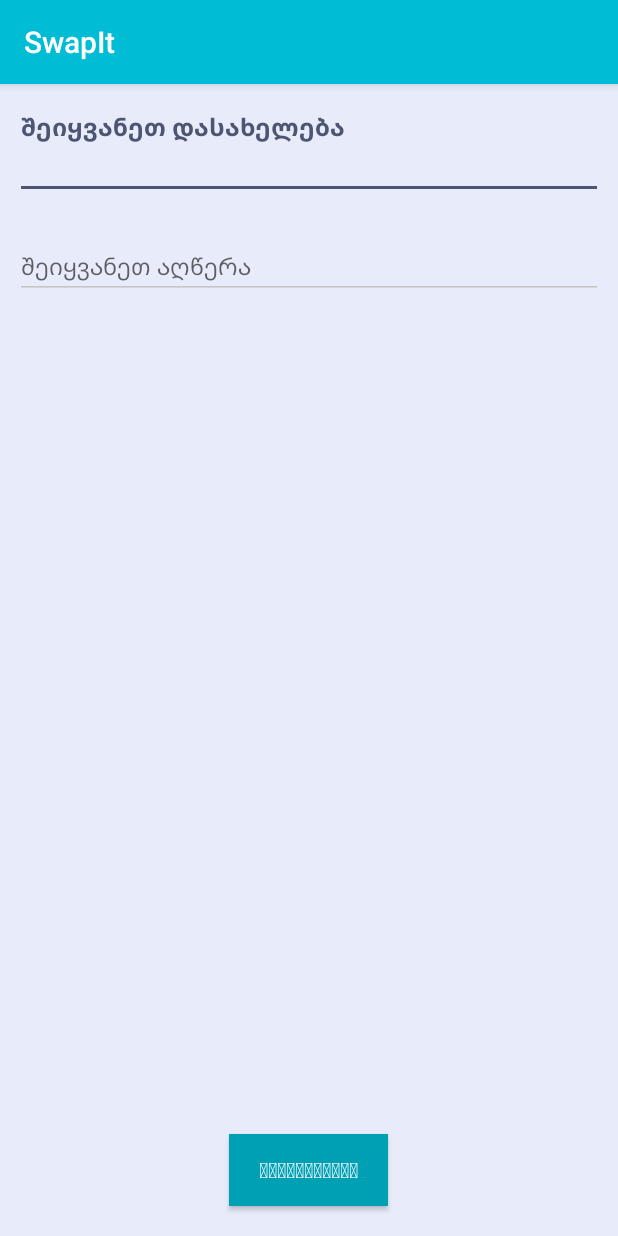
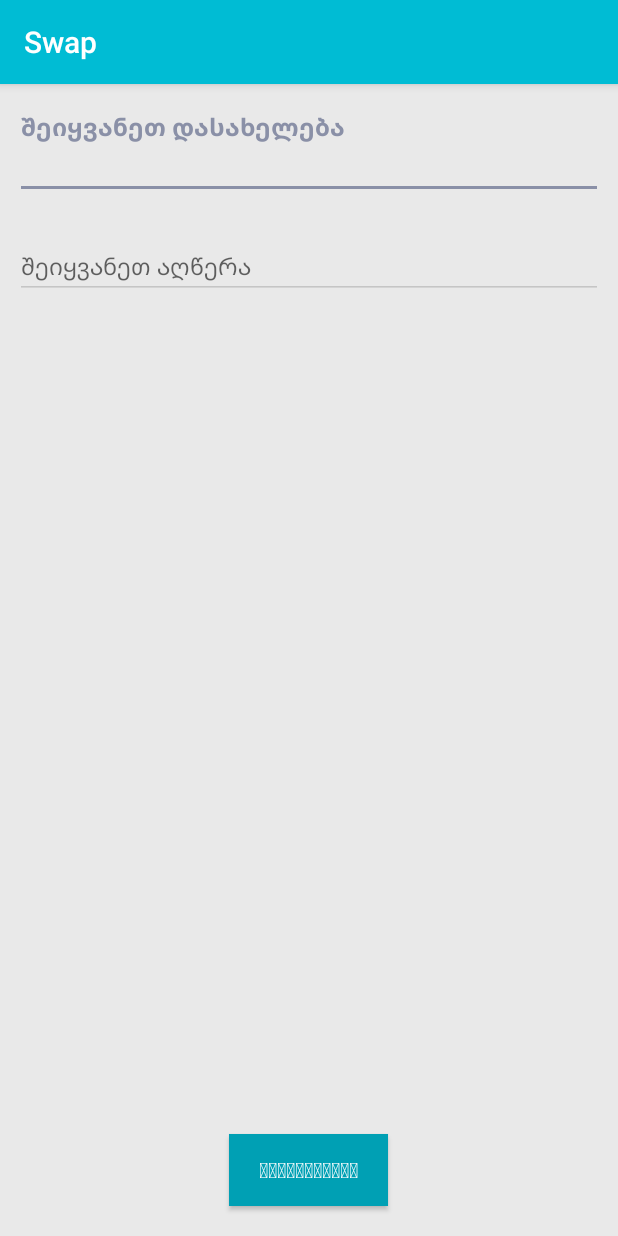
Before and after one commit to DatoAlxanishvili/SwapIt, an Android app: the UploadActivity screen opened directly, with no data from a screen before it, on a phone screen of 412 x 824 dp. Run offline under Robolectric (Android 15) with nearby library versions, the phone set to English and light mode, and no system bars.

Commit message:
refined UI

```diff
--- a/app/src/main/java/ge/koala/swapit/data/Categories.java
+++ b/app/src/main/java/ge/koala/swapit/data/Categories.java
@@ -7,5 +7,5 @@ import ge.koala.swapit.R;
  */
 public class Categories {
     public static String[] names={"ანტიკვარიატი","წიგნები","ტანსაცმელი","კომპ. აქსესუარები","ძვირფასი ნივთები","ვიდეო თამაშები","ავეჯი/ჭურჭელი"};
-    public static int[] icons={R.drawable.icon_rarity,R.drawable.book_icon,R.drawable.icon_clothes,R.drawable.icon_pc,R.drawable.icon_jewelry,R.drawable.icon_pc,R.drawable.icon_furniture};
+    public static int[] icons={R.drawable.icon_rarity,R.drawable.book_icon,R.drawable.icon_clothes,R.drawable.icon_pc,R.drawable.icon_jewelry,R.drawable.icon_games,R.drawable.icon_furniture};
 }
--- /dev/null
+++ b/app/src/main/res/color/drawer_tint.xml
@@ -0,0 +1,5 @@
+<?xml version="1.0" encoding="utf-8"?>
+<selector xmlns:android="http://schemas.android.com/apk/res/android">
+    <item android:color="@android:color/darker_gray" android:state_checked= "true" />
+    <item android:color="@android:color/transparent"/>
+    </selector>
--- a/app/src/main/res/layout/activity_upload.xml
+++ b/app/src/main/res/layout/activity_upload.xml
@@ -4,7 +4,8 @@
     android:layout_width="fill_parent"
     android:layout_height="fill_parent"
     xmlns:app="http://schemas.android.com/apk/res-auto"
-    android:background="@color/view_background">
+    android:background="@color/background"
+    >
 <LinearLayout xmlns:android="http://schemas.android.com/apk/res/android"
     android:layout_width="fill_parent"
     android:layout_height="wrap_content"
--- a/app/src/main/res/layout/ad_detail_fragment.xml
+++ b/app/src/main/res/layout/ad_detail_fragment.xml
@@ -3,12 +3,12 @@
 <RelativeLayout xmlns:android="http://schemas.android.com/apk/res/android"
     xmlns:tools="http://schemas.android.com/tools"
     android:layout_width="match_parent"
-    android:layout_height="match_parent" >
+    android:layout_height="match_parent"
+    android:background="@color/background">
         <android.support.v4.widget.NestedScrollView
             android:layout_width="match_parent"
             android:layout_height="match_parent"
             xmlns:android="http://schemas.android.com/apk/res/android"
-             android:background="@android:color/white"
             >
             <LinearLayout xmlns:android="http://schemas.android.com/apk/res/android"
                 xmlns:tools="http://schemas.android.com/tools" android:layout_width="match_parent"
--- a/app/src/main/res/menu/drawer.xml
+++ b/app/src/main/res/menu/drawer.xml
@@ -6,14 +6,14 @@
         <item
             android:id="@+id/login"
             android:checked="false"
-            android:icon="@drawable/login"
-            android:title="@string/login" />
+            android:icon="@drawable/logout"
+            android:title="@string/logout" />
 
         <item
             android:id="@+id/register"
             android:checked="false"
             android:icon="@drawable/register"
-            android:title="@string/register" />
+            android:title="@string/profile" />
 
 
     </group>
--- a/app/src/main/res/values/colors.xml
+++ b/app/src/main/res/values/colors.xml
@@ -7,8 +7,8 @@
     <color name="btn_bg">#277bec</color>
     <color name="white">#ffffff</color>
     <color name="txt_font">#4e5572</color>
-    <color name="action_bar">#1f2649</color>
+    <color name="action_bar">#65687b</color>
     <color name="background">#E9E9E9</color>
     <color name="fab_color">#FAFAFA</color>
-    <color name="accent">#4e5572</color>
+    <color name="accent">#8a90a7</color>
 </resources>
--- a/app/src/main/res/values/strings.xml
+++ b/app/src/main/res/values/strings.xml
@@ -1,11 +1,13 @@
 <resources>
-    <string name="app_name">SwapIt</string>
+    <string name="app_name">Swap</string>
     <string name="action_settings">Settings</string>
     <string name="section_format">Hello World from section: %1$d</string>
     <string name="drawer_open">open</string>
     <string name="drawer_close">close</string>
     <string name="login">შესვლა</string>
     <string name="register">რეგისტრაცია</string>
+    <string name="profile">პირადი კაბინეტი</string>
+    <string name="logout">გამოსვლა</string>
     <string name="btnTakePicture">გადაიღე სურათი</string>
     <string name="btnUploadToServer">დადასტურება</string>
 
```
